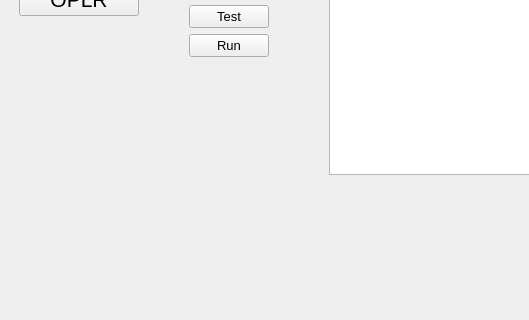
Before: the Qt Designer form design.ui in bahman2216/py2, drawn with Qt 5; both pictures show x 0 to 529 and y 249 to 569 of the 920 by 710 pixel window.
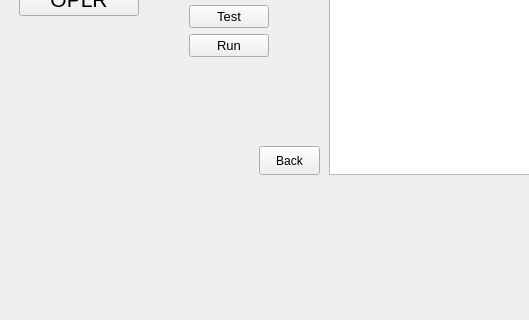
After: the same form once the commit is applied. Icons and pictures are not drawn.

What changed in the file:
```diff
--- a/design.ui
+++ b/design.ui
@@ -491,6 +491,23 @@
           <normaloff>images/expand.png</normaloff>images/expand.png</iconset>
         </property>
        </widget>
+       <widget class="QPushButton" name="appsFullscreen_back">
+        <property name="geometry">
+         <rect>
+          <x>250</x>
+          <y>360</y>
+          <width>61</width>
+          <height>29</height>
+         </rect>
+        </property>
+        <property name="text">
+         <string>Back</string>
+        </property>
+        <property name="icon">
+         <iconset>
+          <normaloff>images/expand.png</normaloff>images/expand.png</iconset>
+        </property>
+       </widget>
       </widget>
      </widget>
     </item>
```
Left out of the diff: 2 changed lines with no effect on the pictures.
